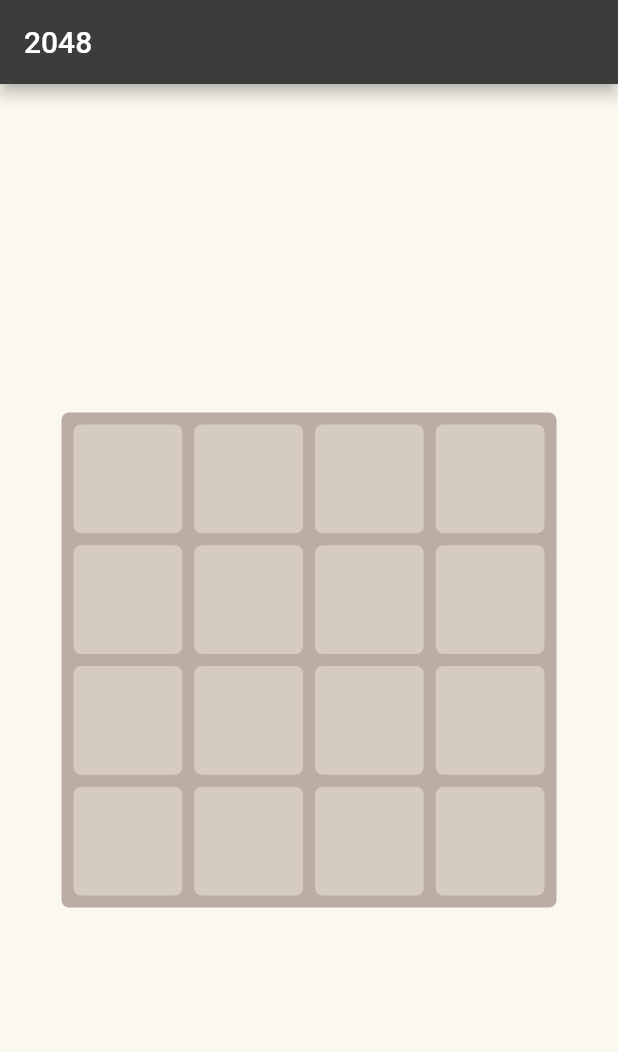
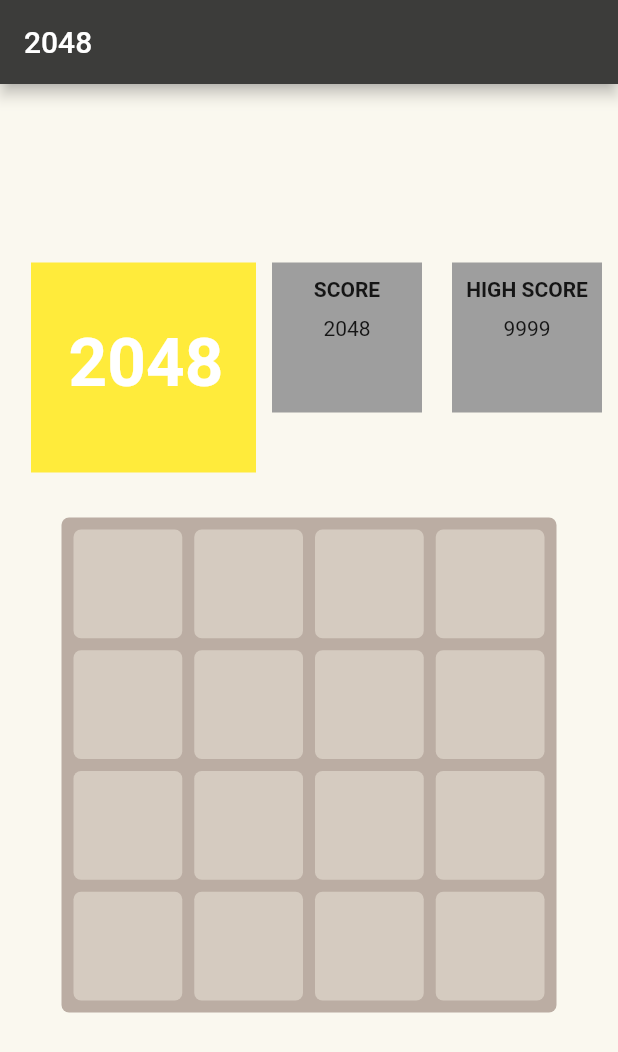
Before and after one commit to znixonz/2048_game, a Flutter app: the screen it shows after launch, on a phone screen of 412 x 824 dp. Shown: the top 1052 px of the screen. Run offline on Flutter 3.47's test engine with Material 2 defaults, Android fonts, the phone set to English and light mode, and no system bars.

Commit message:
score UI

```diff
--- a/lib/home.dart
+++ b/lib/home.dart
@@ -1,5 +1,6 @@
 import 'package:flutter/material.dart';
-import 'tileboard.dart';
+import 'widget/tileboard.dart';
+import 'widget/scoretile.dart';
 
 class HomePage extends StatefulWidget {
   @override
@@ -34,6 +35,7 @@ class _HomePageState extends State<HomePage> {
           child: Column(
             mainAxisAlignment: MainAxisAlignment.center,
             children: <Widget>[
+              ScoreTile(score: 2048, highscore: 9999),
               TileBoard(
                 numberoftile: tile,
               )
--- /dev/null
+++ b/lib/widget/scoretile.dart
@@ -0,0 +1,88 @@
+import 'package:flutter/material.dart';
+
+class ScoreTile extends StatelessWidget {
+  final int score, highscore;
+
+  ScoreTile({Key key, @required this.score, @required this.highscore})
+      : super(key: key);
+
+  @override
+  Widget build(BuildContext context) {
+    return Container(
+      // height: 120.0,
+      // color: Colors.red,
+      child: Row(
+        crossAxisAlignment: CrossAxisAlignment.start,
+        mainAxisAlignment: MainAxisAlignment.spaceEvenly,
+        children: <Widget>[_buildLogo(), _buildScore()],
+      ),
+    );
+  }
+
+  Widget _buildLogo() {
+    return Container(
+      margin: EdgeInsets.only(left: 10.0),
+      height: 140,
+      width: 150,
+      color: Colors.yellow,
+      padding: EdgeInsets.fromLTRB(25, 40, 10, 40),
+      child: Text(
+        "2048",
+        style: TextStyle(
+          fontWeight: FontWeight.bold,
+          fontSize: 45.0,
+          color: Colors.white,
+        ),
+      ),
+    );
+  }
+
+  Widget _buildScore() {
+    return Container(
+      child: Row(
+        crossAxisAlignment: CrossAxisAlignment.start,
+        children: <Widget>[
+          Container(
+            padding: EdgeInsets.only(top: 10),
+            height: 100,
+            width: 100,
+            child: Column(
+              children: <Widget>[
+                Text(
+                  "SCORE",
+                  style: TextStyle(fontWeight: FontWeight.bold),
+                ),
+                SizedBox(
+                  height: 10.0,
+                ),
+                Text("2048")
+              ],
+            ),
+            color: Colors.grey,
+          ),
+          SizedBox(
+            width: 20,
+          ),
+          Container(
+            padding: EdgeInsets.only(top: 10),
+            child: Column(
+              children: <Widget>[
+                Text(
+                  "HIGH SCORE",
+                  style: TextStyle(fontWeight: FontWeight.bold),
+                ),
+                SizedBox(
+                  height: 10,
+                ),
+                Text("9999")
+              ],
+            ),
+            height: 100,
+            width: 100,
+            color: Colors.grey,
+          )
+        ],
+      ),
+    );
+  }
+}
```
Also changed, not shown: lib/widget/tile.dart (renamed from lib/tile.dart), lib/widget/tileboard.dart (renamed from lib/tileboard.dart).
